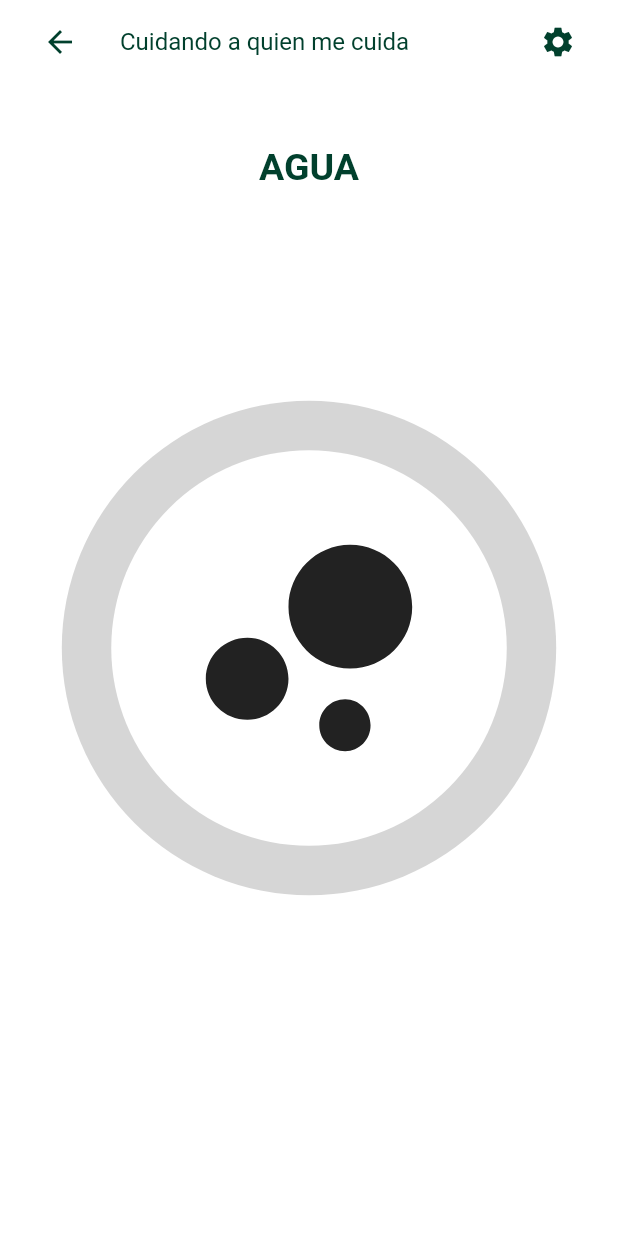
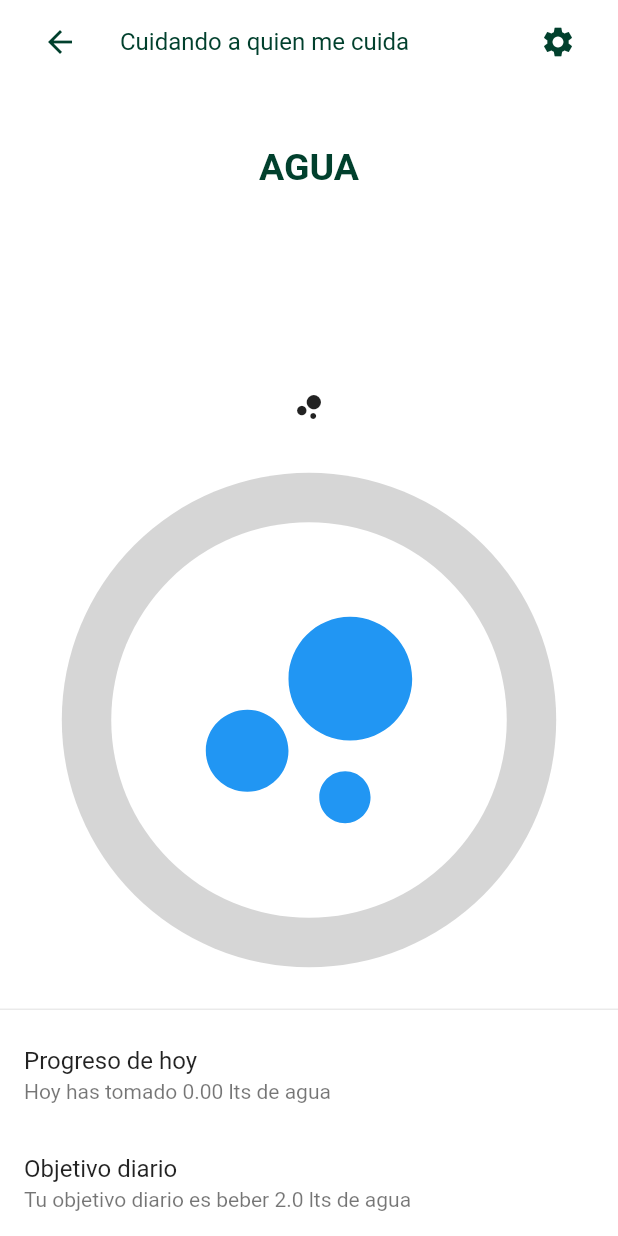
Before and after one commit to dvelez3815/cuidando_a_quien_me_cuida, a Flutter app: the screen it shows after launch, after a tap on "AGUA", on a phone screen of 412 x 824 dp. Run offline on Flutter 3.47's test engine with Material 2 defaults, Android fonts, the phone set to English and light mode, and no system bars; our stand-ins replace audioplayers, carousel_slider, device_preview, flutter_dotenv, flutter_local_notifications, flutter_svg and 4 more; missing offline and left inert: android_alarm_manager; accounts and stored records are empty.

Commit message:
avance agua

```diff
--- /dev/null
+++ b/lib/modules/water/provider.water.dart
@@ -0,0 +1,53 @@
+import 'package:rxdart/rxdart.dart';
+import 'package:utm_vinculacion/user_preferences.dart';
+
+class WaterProvider {
+
+  static WaterProvider _instance;
+
+  factory WaterProvider(){
+    if(_instance == null){
+      _instance = new WaterProvider._();
+    }
+
+    return _instance;
+  }
+
+  WaterProvider._();
+
+  final BehaviorSubject<double> _goalStreamController = new BehaviorSubject<double>();
+  final BehaviorSubject<double> _progressStreamController = new BehaviorSubject<double>();
+
+  Function(double) get goalSink => _goalStreamController.sink.add;
+  Function(double) get progressSink => _progressStreamController.add;
+
+  Stream<double> get goalStream => _goalStreamController.stream;
+  Stream<double> get progressStream => _progressStreamController.stream;
+
+  double get goalValue => _goalStreamController.value;
+
+  dispose(){
+    _goalStreamController?.close();
+    _progressStreamController?.close();
+  }
+
+  void init(){
+    goalSink(UserPreferences().waterGoal ?? 2.0);
+    progressSink(UserPreferences().waterProgress ?? 0.0);
+  }
+
+  void addWaterLts(double lts) {
+    assert(lts > 0);
+    progressSink(lts + _progressStreamController.value);
+    UserPreferences().waterProgress = _progressStreamController.value;
+  }
+
+  void updateGoal(double newGoal) {
+
+    assert(newGoal > 0);
+    goalSink(newGoal);
+    progressSink(_progressStreamController.value);
+    UserPreferences().waterGoal = _goalStreamController.value;
+  }
+
+}
--- a/lib/modules/water/screen.water.dart
+++ b/lib/modules/water/screen.water.dart
@@ -1,11 +1,12 @@
 import 'package:flutter/material.dart';
-import 'package:utm_vinculacion/modules/database/provider.database.dart';
 import 'package:utm_vinculacion/modules/water/widget.water_circular.dart';
 import 'package:utm_vinculacion/widgets/components/header.dart';
 
+import 'provider.water.dart';
+
 
 class WaterScreen extends StatefulWidget {
-
+  final _provider = new WaterProvider();
 
   @override
   _WaterScreenState createState() => _WaterScreenState();
@@ -13,21 +14,11 @@ class WaterScreen extends StatefulWidget {
 
 class _WaterScreenState extends State<WaterScreen> {
 
-  final DBProvider dbProvider = DBProvider.db;
-  double dailyGoal;
-  bool alarmsActivated;
-  bool modifyMode;
-
   @override
   void initState() {
     super.initState();
-    alarmsActivated = true;
-    modifyMode = false;
-    dailyGoal = 3.5;
-  }
 
-  _WaterScreenState(){
-    dbProvider.getComidas();
+    widget._provider.init();
   }
 
   @override
@@ -36,16 +27,65 @@ class _WaterScreenState extends State<WaterScreen> {
     final size = MediaQuery.of(context).size;
 
     return Scaffold(
-      body: Column(
-        children: [
-          getHeader(context, size, "AGUA", transparent: true),
-         _getBody(context, size),
-        ],
+      body: Container(
+        child: SingleChildScrollView(
+          physics: ScrollPhysics(parent: BouncingScrollPhysics()),
+          child: Column(
+            children: [
+              getHeader(context, size, "AGUA", transparent: true),
+              _getBody(context, size)
+            ],
+          )
+        ),
       )
     );
   }
 
   Widget _getBody(BuildContext context, Size size) {
-    return WaterCircular();
+    return Column(
+      children: [
+        Center(
+          child: IconButton(
+            icon: Icon(Icons.bubble_chart_rounded),
+            onPressed: ()=>widget._provider.addWaterLts(0.02/widget._provider.goalValue),
+          ),
+        ),
+        _getProgressComponent(),
+        _getGoalComponent()
+      ],
+    );
+  }
+
+  StreamBuilder<double> _getGoalComponent() {
+    return StreamBuilder(
+      stream: widget._provider.goalStream,
+      initialData: 0.0,
+      builder: (context, AsyncSnapshot<double> snapshot) {
+        return ListTile(
+          title: Text("Objetivo diario"),
+          subtitle: Text("Tu objetivo diario es beber ${snapshot.data} lts de agua"),
+        );
+      },
+
+    );
+  }
+
+  StreamBuilder<double> _getProgressComponent() {
+    return StreamBuilder(
+      stream: widget._provider.progressStream,
+      initialData: 0.0,
+      builder: (BuildContext context, AsyncSnapshot<double> snapshot){
+        return Column(
+          children: [
+            WaterCircular(progress: snapshot.data),
+            Divider(),
+            ListTile(
+              title: Text("Progreso de hoy"),
+              subtitle: Text("Hoy has tomado "+snapshot.data.toStringAsFixed(2)+" lts de agua"),
+            )
+          ],
+        );
+      },
+    );
   }
 }
--- a/lib/modules/water/widget.water_circular.dart
+++ b/lib/modules/water/widget.water_circular.dart
@@ -1,6 +1,12 @@
 import 'package:flutter/material.dart';
+import 'dart:math' as math;
 
 class WaterCircular extends StatelessWidget {
+
+  final double progress;
+
+  const WaterCircular({Key key, this.progress}) : super(key: key);
+
   @override
   Widget build(BuildContext context) {
 
@@ -11,14 +17,19 @@ class WaterCircular extends StatelessWidget {
       width: size.width*0.8,
       margin: EdgeInsets.all(20.0),
       child: CustomPaint(
-        painter: _CircularCounter(),
-        child: Icon(Icons.bubble_chart, size: size.width*0.5,),
-      ),
+        painter: _CircularCounter(progress),
+        child: Icon(Icons.bubble_chart, size: size.width*0.5, color: Colors.blue),
+      )
     );
   }
 }
 
 class _CircularCounter extends CustomPainter {
+
+  final double angleFilled;
+
+  _CircularCounter(this.angleFilled);
+
   @override
   void paint(Canvas canvas, Size size) {
 
@@ -30,10 +41,20 @@ class _CircularCounter extends CustomPainter {
 
     canvas.drawCircle(Offset(size.width/2, size.width/2), size.width*0.5, painter);
 
+    painter.color = Colors.blue;
+    canvas.drawArc(
+      Rect.fromCircle(
+        center: Offset(size.width/2, size.width/2),
+        radius: size.width*0.5
+      ),
+      -math.pi/2, 2*angleFilled*math.pi, true, painter
+    );
 
     painter.color = Colors.white;
-    canvas.drawCircle(Offset(size.width/2, size.width/2), size.width*0.5-size.width*0.1, painter);
-
+    canvas.drawCircle(
+      Offset(size.width/2, size.width/2),
+      size.width*0.5-size.width*0.1, painter
+    );
 
   }
 
--- a/lib/user_preferences.dart
+++ b/lib/user_preferences.dart
@@ -30,6 +30,16 @@ class UserPreferences{
     _prefs.setBool('dark_mode', value);
   }
 
+  set waterGoal(double lts) {
+    _prefs.setDouble('water_goal', lts);
+  }
+
+  set waterProgress(double lts) {
+    _prefs.setDouble('water_progress', lts);
+  }
+
   bool get darkMode => _prefs.getBool('dark_mode');
   Stream<bool> get darkStream => darkModeController.stream;
+  double get waterGoal => _prefs.getDouble("water_goal");
+  double get waterProgress => _prefs.getDouble("water_progress");
 }
--- a/pubspec.yaml
+++ b/pubspec.yaml
@@ -27,6 +27,7 @@ dependencies:
   path_provider: ^1.6.8
   flutter_svg: ^0.19.1
   sqflite: ^1.3.0+1
+  rxdart: ^0.23.1
   intl:
 
 dev_dependencies:
```
Also changed, not shown: pubspec.lock.
